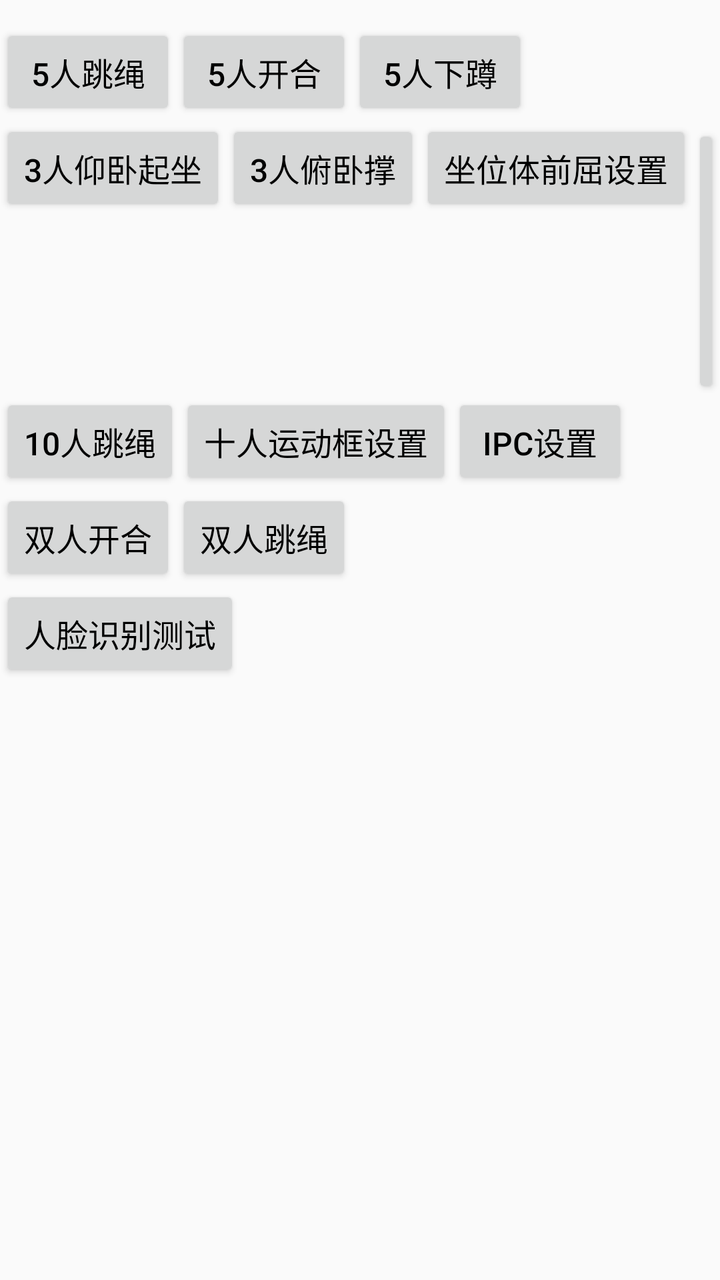
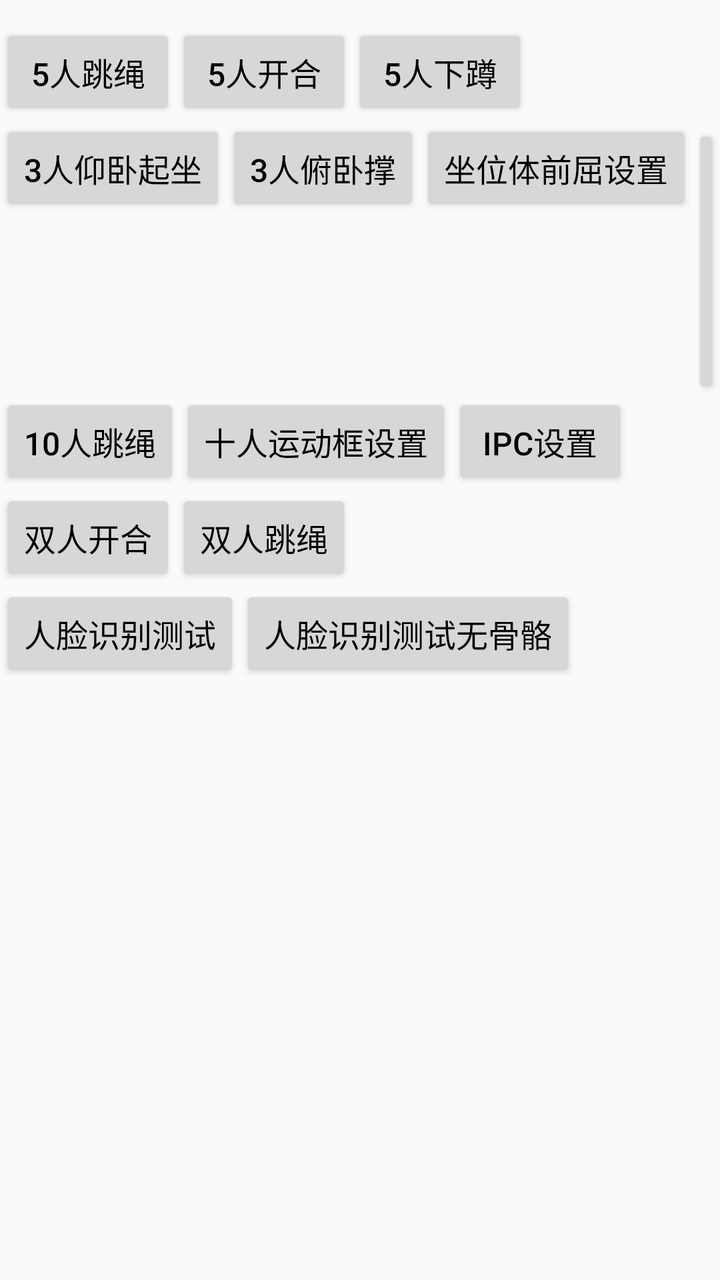

The first picture is an Android layout as it rendered before a commit; the second is the same layout after the commit. The layout source and the unified diff follow.
<!-- AndroidManifest.xml: application theme AppTheme -->
<!-- res/layout/ac_main.xml -->
<?xml version="1.0" encoding="utf-8"?>
<androidx.constraintlayout.widget.ConstraintLayout xmlns:android="http://schemas.android.com/apk/res/android"
    xmlns:app="http://schemas.android.com/apk/res-auto"
    android:layout_width="match_parent"
    android:layout_height="match_parent">

    <ScrollView
        android:layout_width="match_parent"
        android:layout_height="match_parent"
        android:layout_centerHorizontal="true"
        android:scrollbars="vertical">

        <LinearLayout
            android:layout_width="wrap_content"
            android:layout_height="wrap_content"
            android:layout_centerInParent="true"
            android:orientation="vertical"
            android:paddingTop="12dp"
            android:paddingBottom="12dp">

            <LinearLayout
                android:layout_width="wrap_content"
                android:layout_height="wrap_content"
                android:orientation="horizontal">

                <Button
                    android:id="@+id/bnt_0"
                    android:layout_width="wrap_content"
                    android:layout_height="wrap_content"
                    android:text="5人跳绳"
                    android:textColor="@color/color_black"
                    android:textSize="16sp" />

                <Button
                    android:id="@+id/bnt_3"
                    android:layout_width="wrap_content"
                    android:layout_height="wrap_content"
                    android:text="5人开合"
                    android:textColor="@color/color_black"
                    android:textSize="16sp" />

                <Button
                    android:id="@+id/bnt_4"
                    android:layout_width="wrap_content"
                    android:layout_height="wrap_content"
                    android:text="5人下蹲"
                    android:textColor="@color/color_black"
                    android:textSize="16sp" />

            </LinearLayout>

            <LinearLayout
                android:layout_width="wrap_content"
                android:layout_height="wrap_content"
                android:orientation="horizontal">

                <Button
                    android:id="@+id/bnt_8"
                    android:layout_width="wrap_content"
                    android:layout_height="wrap_content"
                    android:text="3人仰卧起坐"
                    android:textColor="@color/color_black"
                    android:textSize="16sp" />

                <Button
                    android:id="@+id/bnt_9"
                    android:layout_width="wrap_content"
                    android:layout_height="wrap_content"
                    android:text="3人俯卧撑"
                    android:textColor="@color/color_black"
                    android:textSize="16sp" />

                <Button
                    android:id="@+id/bnt_10"
                    android:layout_width="wrap_content"
                    android:layout_height="wrap_content"
                    android:text="坐位体前屈设置"
                    android:textColor="@color/color_black"
                    android:textSize="16sp" />

                <Button
                    android:id="@+id/bnt_zw"
                    android:layout_width="wrap_content"
                    android:layout_height="wrap_content"
                    android:text="坐位体前屈"
                    android:textColor="@color/color_black"
                    android:textSize="16sp" />

            </LinearLayout>

            <LinearLayout
                android:layout_width="wrap_content"
                android:layout_height="wrap_content"
                android:orientation="horizontal">

                <Button
                    android:id="@+id/bnt_11"
                    android:layout_width="wrap_content"
                    android:layout_height="wrap_content"
                    android:text="10人跳绳"
                    android:textColor="@color/color_black"
                    android:textSize="16sp" />

                <Button
                    android:id="@+id/btn_10_region_set"
                    android:layout_width="wrap_content"
                    android:layout_height="wrap_content"
                    android:text="十人运动框设置"
                    android:textColor="@color/color_black"
                    android:textSize="16sp" />

                <Button
                    android:id="@+id/btn_ipc_set"
                    android:layout_width="wrap_content"
                    android:layout_height="wrap_content"
                    android:text="IPC设置"
                    android:textColor="@color/color_black"
                    android:textSize="16sp" />

            </LinearLayout>

            <LinearLayout
                android:layout_width="wrap_content"
                android:layout_height="wrap_content"
                android:orientation="horizontal">

                <Button
                    android:id="@+id/bnt_12"
                    android:layout_width="wrap_content"
                    android:layout_height="wrap_content"
                    android:text="双人开合"
                    android:textColor="@color/color_black"
                    android:textSize="16sp" />

                <Button
                    android:id="@+id/bnt_13"
                    android:layout_width="wrap_content"
                    android:layout_height="wrap_content"
                    android:text="双人跳绳"
                    android:textColor="@color/color_black"
                    android:textSize="16sp" />

            </LinearLayout>

            <LinearLayout
                android:layout_width="wrap_content"
                android:layout_height="wrap_content">

                <Button
                    android:id="@+id/btn_face_test"
                    android:layout_width="wrap_content"
                    android:layout_height="wrap_content"
                    android:text="人脸识别测试"
                    android:textColor="@color/color_black"
                    android:textSize="16sp" />
            </LinearLayout>

        </LinearLayout>

    </ScrollView>

    <TextView
        android:id="@+id/tv_org_id"
        android:layout_width="wrap_content"
        android:layout_height="wrap_content"
        android:layout_marginEnd="@dimen/dp_60"
        android:layout_marginBottom="@dimen/dp_60"
        app:layout_constraintBottom_toBottomOf="parent"
        app:layout_constraintEnd_toEndOf="parent" />
</androidx.constraintlayout.widget.ConstraintLayout>
<!-- resources referenced by this layout -->
<resources>
  <color name="color_black">#000000</color>
  <dimen name="dp_60">60dp</dimen>
  <style name="AppTheme" parent="Theme.AppCompat.DayNight.NoActionBar">
          <item name="colorPrimary">#00FFFF</item>
          <item name="colorPrimaryDark">#FFFFFF</item>
          <item name="colorAccent">#FFFF00</item>
          <item name="android:windowActionBar">false</item>
          <item name="android:windowNoTitle">true</item>
          <item name="android:windowContentTransitions">true</item>
          <item name="android:statusBarColor">@android:color/transparent</item>
          <item name="android:windowFullscreen">true</item>
          <item name="android:windowTranslucentNavigation">true</item>
          <item name="android:windowTranslucentStatus">true</item>
          <item name="android:windowDisablePreview">true</item>
      </style>
</resources>

<!-- the commit's change to res/layout/ac_main.xml (unified diff, before → after) -->
@@ -153,6 +153,14 @@
                     android:text="人脸识别测试"
                     android:textColor="@color/color_black"
                     android:textSize="16sp" />
+
+                <Button
+                    android:id="@+id/btn_face_test2"
+                    android:layout_width="wrap_content"
+                    android:layout_height="wrap_content"
+                    android:text="人脸识别测试无骨骼"
+                    android:textColor="@color/color_black"
+                    android:textSize="16sp" />
             </LinearLayout>
 
         </LinearLayout>
